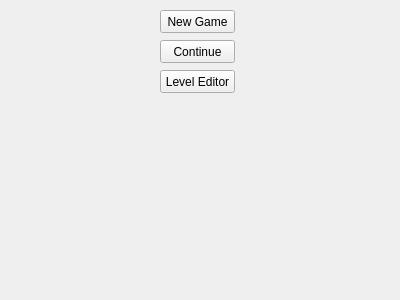
Before: the Qt Designer form start.ui in cortega2/MJBakingQuest, drawn with Qt 5.
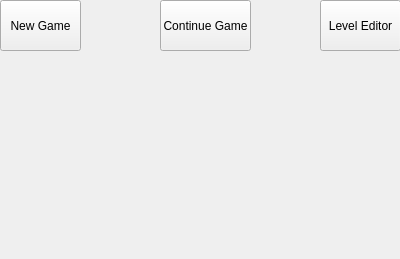
After: the same form once the commit is applied.

Patch:
```diff
--- a/start.ui
+++ b/start.ui
@@ -7,7 +7,7 @@
     <x>0</x>
     <y>0</y>
     <width>400</width>
-    <height>300</height>
+    <height>259</height>
    </rect>
   </property>
   <property name="windowTitle">
@@ -16,10 +16,10 @@
   <widget class="QPushButton" name="pushButton">
    <property name="geometry">
     <rect>
-     <x>160</x>
-     <y>10</y>
-     <width>75</width>
-     <height>23</height>
+     <x>0</x>
+     <y>0</y>
+     <width>81</width>
+     <height>51</height>
     </rect>
    </property>
    <property name="text">
@@ -30,22 +30,22 @@
    <property name="geometry">
     <rect>
      <x>160</x>
-     <y>40</y>
-     <width>75</width>
-     <height>23</height>
+     <y>0</y>
+     <width>91</width>
+     <height>51</height>
     </rect>
    </property>
    <property name="text">
-    <string>Continue</string>
+    <string>Continue Game</string>
    </property>
   </widget>
   <widget class="QPushButton" name="pushButton_3">
    <property name="geometry">
     <rect>
-     <x>160</x>
-     <y>70</y>
-     <width>75</width>
-     <height>23</height>
+     <x>320</x>
+     <y>0</y>
+     <width>81</width>
+     <height>51</height>
     </rect>
    </property>
    <property name="text">
```
Left out of the diff: 2 changed lines with no effect on the pictures.
